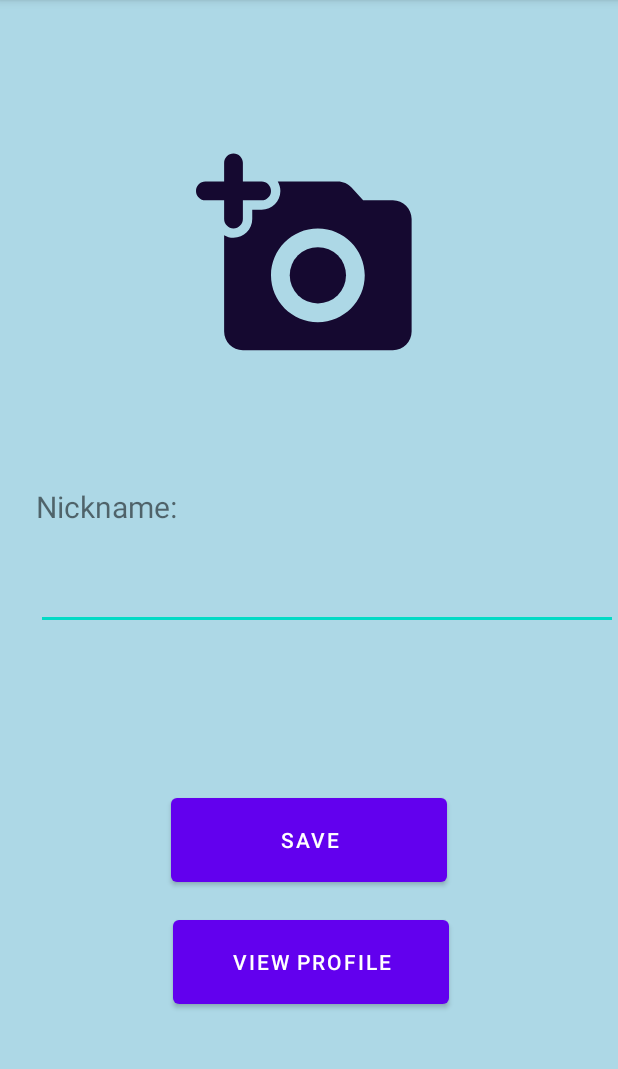
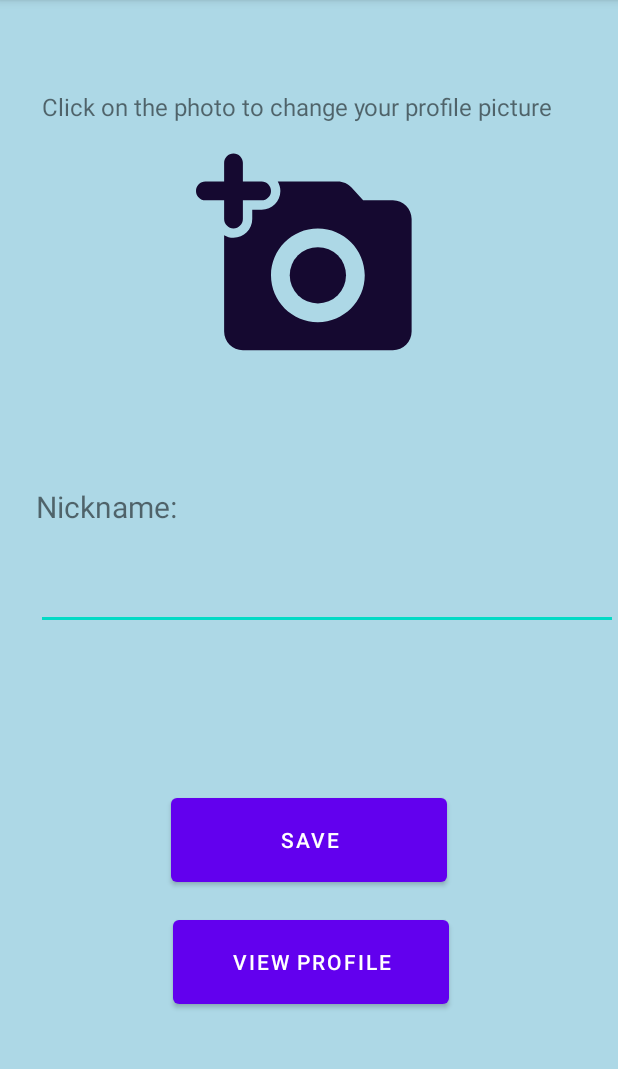
Before and after one commit to costis99/VolunteerNearMeApp, an Android app: the EditProfileActivity screen opened directly, with no data from a screen before it, on a phone screen of 412 x 824 dp, the part 84-1153 px from its top. Run offline under Robolectric (Android 15) with nearby library versions, the light colour scheme and no system bars; our stand-ins replace Firebase (no records; nobody signed in at launch, a user with empty details on screens opened directly), Picasso; pictures from the network do not load; 1 statement that could not run was skipped.

Commit message:
Added text for navigating users to click on the photo

```diff
--- a/app/src/main/res/layout/activity_edit_profile.xml
+++ b/app/src/main/res/layout/activity_edit_profile.xml
@@ -14,6 +14,17 @@
         android:background="@drawable/ic_round_add_a_photo_24"
         app:layout_constraintEnd_toEndOf="parent"
         app:layout_constraintHorizontal_bias="0.498"
+        app:layout_constraintStart_toStartOf="parent"
+        app:layout_constraintTop_toTopOf="parent" />
+
+    <TextView
+        android:id="@+id/clickOnPhoto"
+        android:layout_width="349dp"
+        android:layout_height="34dp"
+        android:layout_marginStart="28dp"
+        android:layout_marginTop="60dp"
+        android:text="Click on the photo to change your profile picture"
+        android:textSize="16sp"
         app:layout_constraintStart_toStartOf="parent"
         app:layout_constraintTop_toTopOf="parent" />
 
```
